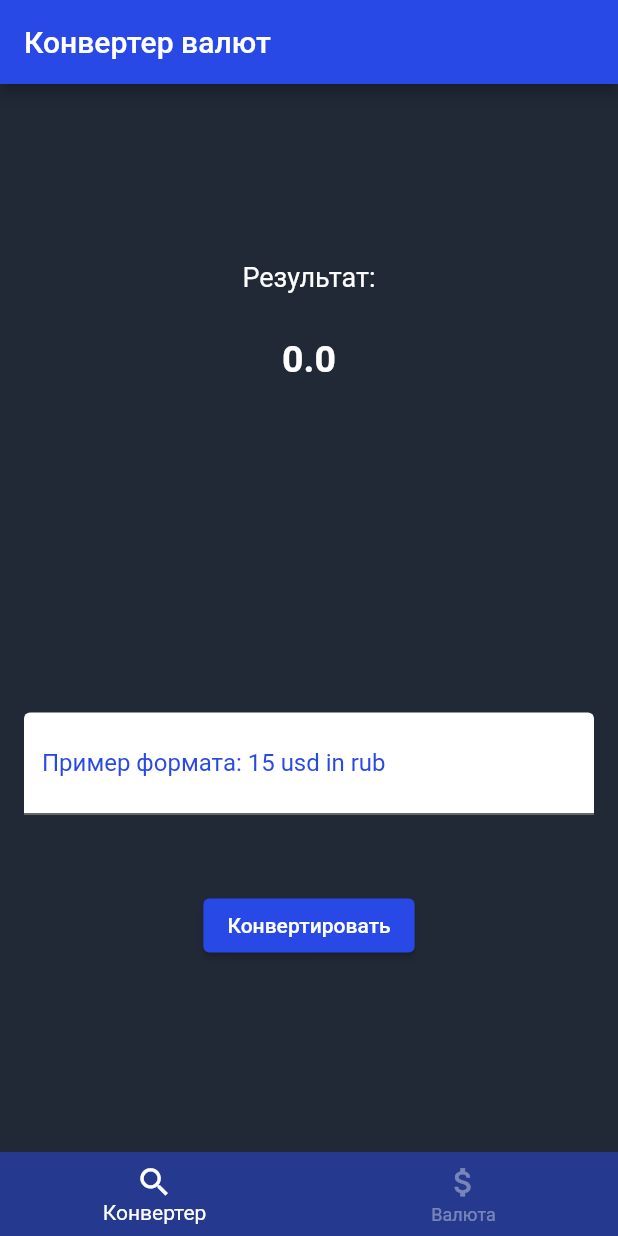
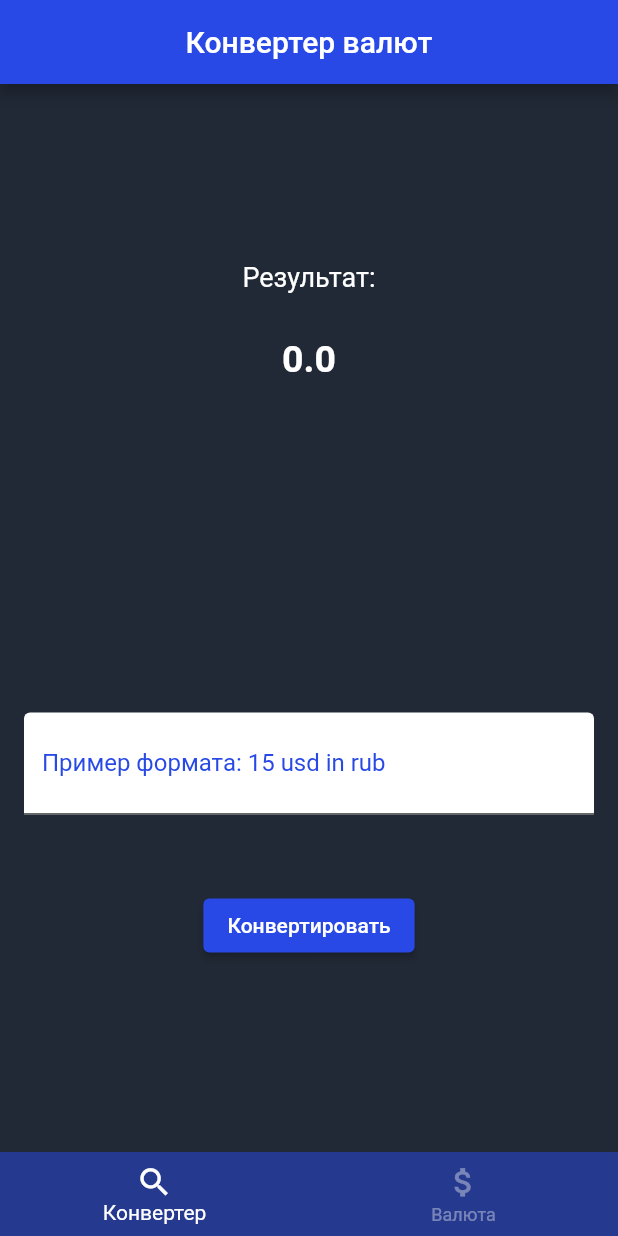
Before and after one commit to hiloliddinj/currency_converter, a Flutter app: the screen it shows after launch, on a phone screen of 412 x 824 dp. Run offline on Flutter 3.47's test engine with Material 2 defaults, Android fonts, the phone set to English and light mode, and no system bars; our stand-ins replace get; network calls fail.

Commit message:
AppBar centered

```diff
--- a/lib/screens/converter_screen.dart
+++ b/lib/screens/converter_screen.dart
@@ -24,7 +24,7 @@ class _ConverterScreenState extends State<ConverterScreen> {
     return Scaffold(
       appBar: AppBar(
         backgroundColor: secondColor,
-        title: const Text('Конвертер валют'),
+        title: const Center(child: Text('Конвертер валют')),
       ),
       backgroundColor: mainColor,
       body: SafeArea(
--- a/lib/screens/currency_screen.dart
+++ b/lib/screens/currency_screen.dart
@@ -48,7 +48,7 @@ class _CurrencyScreenState extends State<CurrencyScreen> {
     return Scaffold(
       appBar: AppBar(
         backgroundColor: secondColor,
-        title: const Text('Курсы валют'),
+        title: const Center(child: Text('Курсы валют')),
       ),
       backgroundColor: mainColor,
       body: SafeArea(
```
